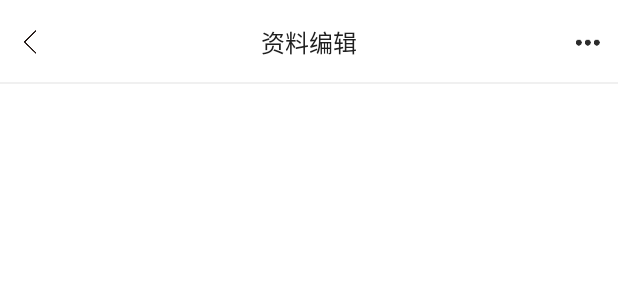
After one commit to lbavsc/NPE, an Android app: the layout activity_edit_information.xml on its own in the app's theme, with its tools: preview values and no code run, on a phone screen of 412 x 824 dp. The commit adds this screen. Shown: the top 300 px of the screen. Run offline under Robolectric (Android 15) with nearby library versions, the phone set to English and light mode, and no system bars.

Commit message:
编辑资料页面

```diff
--- a/app/src/main/AndroidManifest.xml
+++ b/app/src/main/AndroidManifest.xml
@@ -27,6 +27,7 @@
         android:roundIcon="@mipmap/ic_launcher_round"
         android:supportsRtl="true"
         android:theme="@style/AppTheme">
+        <activity android:name=".ui.setting.edit.EditInformationActivity"></activity>
         <activity android:name=".ui.setting.SettingActivity" />
         <activity android:name=".ui.search.SearchActivity" />
         <activity android:name=".ui.main.activity.MainActivity">
--- a/app/src/main/java/com/experiment/npe/app/AppViewModelFactory.java
+++ b/app/src/main/java/com/experiment/npe/app/AppViewModelFactory.java
@@ -14,6 +14,7 @@ import com.experiment.npe.ui.main.viewmodel.TabBar2ViewModel;
 import com.experiment.npe.ui.regist.RegistViewModel;
 import com.experiment.npe.ui.search.SearchViewModel;
 import com.experiment.npe.ui.setting.SettingViewModel;
+import com.experiment.npe.ui.setting.edit.EditInformationViewModel;
 
 
 /**
@@ -61,6 +62,8 @@ public class AppViewModelFactory extends ViewModelProvider.NewInstanceFactory {
             return (T) new TabBar2ViewModel(mApplication, mRepository);
         }else if (modelClass.isAssignableFrom(SettingViewModel.class)) {
             return (T) new SettingViewModel(mApplication, mRepository);
+        }else if (modelClass.isAssignableFrom(EditInformationViewModel.class)) {
+            return (T) new EditInformationViewModel(mApplication, mRepository);
         }
         throw new IllegalArgumentException("Unknown ViewModel class: " + modelClass.getName());
     }
--- a/app/src/main/java/com/experiment/npe/ui/setting/SettingActivity.java
+++ b/app/src/main/java/com/experiment/npe/ui/setting/SettingActivity.java
@@ -63,7 +63,6 @@ public class SettingActivity extends BaseActivity<ActivitySettingBinding, Settin
                             viewModel.logOutinVisibility.set(View.GONE);
                             NpeRepository model = viewModel.getmodle();
                             model.saveUserStatus(false);
-//                            startActivity(MainActivity.class);
                             startContainerActivity(TabBar2Fragment.class.getCanonicalName());
                             finish();
                         }
--- a/app/src/main/java/com/experiment/npe/ui/setting/SettingViewModel.java
+++ b/app/src/main/java/com/experiment/npe/ui/setting/SettingViewModel.java
@@ -8,6 +8,8 @@ import androidx.databinding.ObservableInt;
 
 import com.experiment.npe.data.NpeRepository;
 import com.experiment.npe.ui.login.LoginActivity;
+import com.experiment.npe.ui.main.fragment.TabBar2Fragment;
+import com.experiment.npe.ui.setting.edit.EditInformationActivity;
 
 import me.goldze.mvvmhabit.base.BaseViewModel;
 import me.goldze.mvvmhabit.binding.command.BindingAction;
@@ -52,6 +54,8 @@ public class SettingViewModel extends BaseViewModel<NpeRepository> {
     public BindingCommand accountInformationOnClickCommand = new BindingCommand(new BindingAction() {
         @Override
         public void call() {
+            startContainerActivity(TabBar2Fragment.class.getCanonicalName());
+            finish();
 
         }
     });
@@ -59,7 +63,7 @@ public class SettingViewModel extends BaseViewModel<NpeRepository> {
     public BindingCommand editInformationOnClickCommand = new BindingCommand(new BindingAction() {
         @Override
         public void call() {
-
+            startActivity(EditInformationActivity.class);
         }
     });
 
--- /dev/null
+++ b/app/src/main/java/com/experiment/npe/ui/setting/edit/EditInformationActivity.java
@@ -0,0 +1,36 @@
+package com.experiment.npe.ui.setting.edit;
+
+import androidx.appcompat.app.AppCompatActivity;
+import androidx.lifecycle.ViewModelProviders;
+
+import android.os.Bundle;
+
+import com.experiment.npe.R;
+import com.experiment.npe.app.AppViewModelFactory;
+import com.experiment.npe.databinding.ActivityEditInformationBinding;
+import com.experiment.npe.databinding.ActivitySettingBinding;
+import com.experiment.npe.ui.setting.SettingViewModel;
+
+import me.goldze.mvvmhabit.base.BaseActivity;
+import me.tatarka.bindingcollectionadapter2.BR;
+
+public class EditInformationActivity extends BaseActivity<ActivityEditInformationBinding, EditInformationViewModel> {
+
+
+    @Override
+    public int initContentView(Bundle savedInstanceState) {
+        return R.layout.activity_edit_information;
+    }
+
+    @Override
+    public int initVariableId() {
+        return BR.viewModel;
+    }
+
+    @Override
+    public EditInformationViewModel initViewModel() {
+        //使用自定义的ViewModelFactory来创建ViewModel，如果不重写该方法，则默认会调用LoginViewModel(@NonNull Application application)构造方法
+        AppViewModelFactory factory = AppViewModelFactory.getInstance(getApplication());
+        return ViewModelProviders.of(this, factory).get(EditInformationViewModel.class);
+    }
+}
--- /dev/null
+++ b/app/src/main/java/com/experiment/npe/ui/setting/edit/EditInformationViewModel.java
@@ -0,0 +1,36 @@
+package com.experiment.npe.ui.setting.edit;
+
+import android.app.Application;
+
+import androidx.annotation.NonNull;
+
+import com.experiment.npe.data.NpeRepository;
+
+import java.security.PublicKey;
+
+import me.goldze.mvvmhabit.base.BaseViewModel;
+import me.goldze.mvvmhabit.binding.command.BindingAction;
+import me.goldze.mvvmhabit.binding.command.BindingCommand;
+import me.goldze.mvvmhabit.utils.ToastUtils;
+
+/**
+ * Created by lbavsc on 20-9-17
+ */
+public class EditInformationViewModel extends BaseViewModel<NpeRepository> {
+    public EditInformationViewModel(@NonNull Application application, NpeRepository model) {
+        super(application, model);
+    }
+
+    public BindingCommand backOnClick = new BindingCommand(new BindingAction() {
+        @Override
+        public void call() {
+            onBackPressed();
+        }
+    });
+    public BindingCommand rightIconOnClick = new BindingCommand(new BindingAction() {
+        @Override
+        public void call() {
+            ToastUtils.showShort("等待开发");
+        }
+    });
+}
--- /dev/null
+++ b/app/src/main/res/layout/activity_edit_information.xml
@@ -0,0 +1,76 @@
+<?xml version="1.0" encoding="utf-8"?>
+<layout xmlns:android="http://schemas.android.com/apk/res/android"
+    xmlns:binding="http://schemas.android.com/apk/res-auto">
+
+    <data>
+
+        <variable
+            name="viewModel"
+            type="com.experiment.npe.ui.setting.edit.EditInformationViewModel" />
+
+    </data>
+
+    <LinearLayout
+        android:layout_width="match_parent"
+        android:layout_height="match_parent"
+        android:orientation="vertical">
+
+        <androidx.appcompat.widget.Toolbar
+            android:id="@+id/toolbar"
+            android:layout_width="match_parent"
+            android:layout_height="56dp"
+            android:background="@color/white"
+            binding:contentInsetStart="0dp">
+
+            <RelativeLayout
+                android:layout_width="match_parent"
+                android:layout_height="match_parent">
+
+                <ImageView
+                    android:id="@+id/iv_back"
+                    android:layout_width="40dp"
+                    android:layout_height="40dp"
+                    android:layout_alignParentLeft="true"
+                    android:layout_centerVertical="true"
+                    android:background="?selectableItemBackground"
+                    android:padding="12dp"
+                    android:src="@mipmap/back"
+                    binding:onClickCommand="@{viewModel.backOnClick}" />
+
+                <TextView
+                    android:id="@+id/tv_title"
+                    style="@style/TextAppearance.AppCompat.Widget.ActionBar.Title"
+                    android:layout_width="wrap_content"
+                    android:layout_height="wrap_content"
+                    android:layout_centerInParent="true"
+                    android:ellipsize="end"
+                    android:gravity="center"
+                    android:maxEms="12"
+                    android:singleLine="true"
+                    android:text="资料编辑"
+                    android:textColor="@color/textColor"
+                    android:textSize="16sp" />
+
+
+                <ImageView
+                    android:id="@+id/iv_right_icon"
+                    android:layout_width="40dp"
+                    android:layout_height="40dp"
+                    android:layout_alignParentRight="true"
+                    android:layout_centerVertical="true"
+                    android:background="?selectableItemBackground"
+                    android:gravity="center"
+                    android:padding="12dp"
+                    android:src="@mipmap/toolbar_more"
+                    binding:onClickCommand="@{viewModel.rightIconOnClick}" />
+
+                <View
+                    style="@style/ViewLineStyle"
+                    android:layout_alignParentBottom="true" />
+            </RelativeLayout>
+        </androidx.appcompat.widget.Toolbar>
+
+
+
+    </LinearLayout>
+</layout>
```
